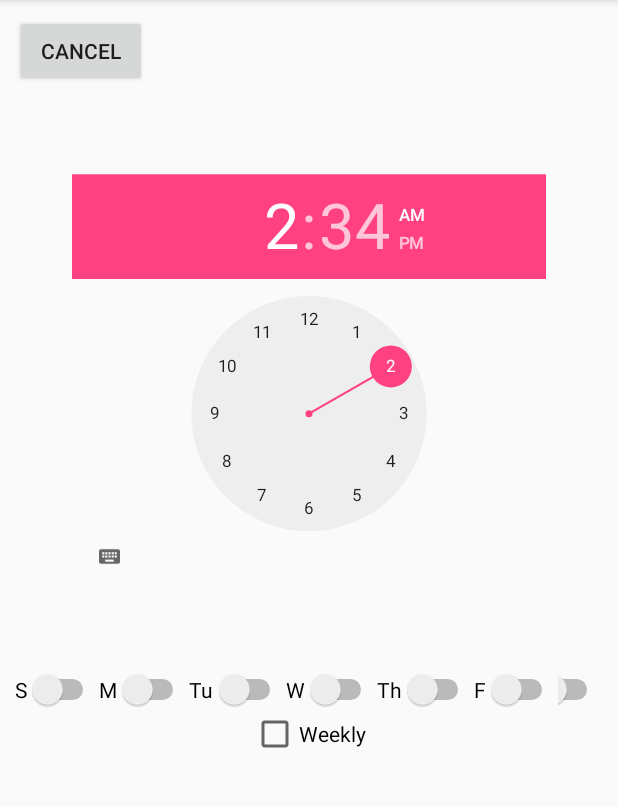
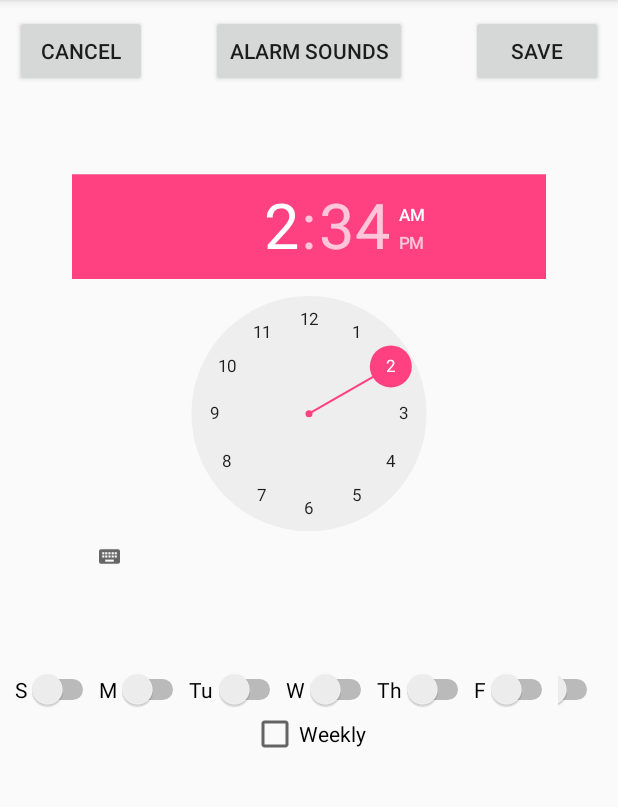
Before and after one commit to gra-ce/AlarmClock, an Android app: the screen it shows after launch (MainActivity), on a phone screen of 412 x 824 dp, the part 84-891 px from its top. Run offline under Robolectric (Android 15) with nearby library versions, the phone set to English and light mode, and no system bars.

Commit message:
Revised as of October 25

```diff
--- a/app/src/main/java/com/example/macbookuser/alarmclock/MainActivity.java
+++ b/app/src/main/java/com/example/macbookuser/alarmclock/MainActivity.java
@@ -11,6 +11,9 @@ import android.widget.Button;
 import android.widget.CheckBox;
 import android.widget.Switch;
 import android.widget.TimePicker;
+import android.widget.Toast;
+
+import java.util.Calendar;
 
 
 public class MainActivity extends AppCompatActivity {
@@ -28,11 +31,22 @@ public class MainActivity extends AppCompatActivity {
     private Switch switch_sat;
     private CheckBox checkBox_weekly;
     private Button button_cancel;
+    private Button button_save;
+    private Button button_alarmSounds;
     private int hours;
     private int minutes;
+    private int alarmTime;
+    private int hoursNow;
+    private int minutesNow;
+    private int timeNow;
     private long timeLeft;
+    private int songNumber;
     public static final String HOURS_NAME =" ";
     public static final String MINUTES_NAME =" ";
+    public static final String ALARM_CHOICE = "";
+    public static final int REQUEST_SONG=0;
+    private int alarmNumber;
+
 
     private boolean[] day_of_week;
 
@@ -68,12 +82,58 @@ public class MainActivity extends AppCompatActivity {
                 switch_sat.isChecked()
         };
 
+        Calendar c = Calendar.getInstance();
+        int minutesNow = c.get(Calendar.MINUTE);
+        int hoursNow = c.get(Calendar.HOUR);
         setTime();
-        AlarmManager alarm = (AlarmManager)(this.getSystemService(Context.ALARM_SERVICE));
-        Intent alarmPage = new Intent(MainActivity.this, AlarmPage.class);
-        alarm.setExact(AlarmManager.ELAPSED_REALTIME_WAKEUP,timeLeft, PendingIntent.getBroadcast(this,123,alarmPage,PendingIntent.FLAG_UPDATE_CURRENT));
-        alarmPage.putExtra(HOURS_NAME, hours);
-        alarmPage.putExtra(MINUTES_NAME, minutes);
+
+
+        button_save.setOnClickListener(new View.OnClickListener(){
+            @Override
+            public void onClick(View view){
+                //Context context = MainActivity.this;
+               //PendingIntent.FLAG_UPDATE_CURRENT
+               //Intent alarmPage = new Intent(MainActivity.this, AlarmPage.class);
+                AlarmManager alarm = (AlarmManager)(MainActivity.this.getSystemService(Context.ALARM_SERVICE));
+                Intent intent = new Intent(MainActivity.this, myReceiver.class);
+                intent.putExtra(HOURS_NAME, hours);
+            intent.putExtra(MINUTES_NAME, minutes);
+                PendingIntent pendingIntent = PendingIntent.getBroadcast(MainActivity.this, 123, intent,PendingIntent.FLAG_UPDATE_CURRENT);
+                //alarm.setExact(AlarmManager.RTC_WAKEUP,timeLeft, PendingIntent.getBroadcast(MainActivity.this,123,alarmPage,PendingIntent.FLAG_UPDATE_CURRENT));
+                alarm.setExact(AlarmManager.RTC_WAKEUP,timeLeft, pendingIntent);
+
+                Toast.makeText(MainActivity.this, "Your alarm has been saved", Toast.LENGTH_SHORT).show();
+
+                /**
+                 * public class AlarmReceiver extends BroadcastReceiver {
+                 public void onReceive(Context context, Intent intent){
+                 Toast.makeText(context, "Recieved!!", Toast.LENGTH_LONG).show();
+
+                 Activity act = new Activity();
+                 act.startActivity(intent);
+                 }
+                 }
+                 **/
+
+
+            }
+                                       }
+        );
+
+        button_alarmSounds.setOnClickListener(new View.OnClickListener(){
+                                                  @Override
+                                                  public void onClick(View view) {
+                                                      Intent alarmSounds = new Intent(MainActivity.this, AlarmSounds.class);
+
+                                                      alarmSounds.putExtra(ALARM_CHOICE, alarmNumber);
+                                                      startActivityForResult(alarmSounds, REQUEST_SONG);
+
+                                                  }
+                                              }
+        );
+
+
+
 
         button_cancel.setOnClickListener(new View.OnClickListener() {
             @Override
@@ -82,17 +142,27 @@ public class MainActivity extends AppCompatActivity {
                 Intent alarmPage = new Intent(MainActivity.this, AlarmPage.class);
                 PendingIntent pendingIntent = PendingIntent.getBroadcast(MainActivity.this, 123, alarmPage, PendingIntent.FLAG_UPDATE_CURRENT);
                 alarm.cancel(pendingIntent);
+                Toast.makeText(MainActivity.this, "Your alarm has been cancelled", Toast.LENGTH_SHORT).show();
             }
             }
         );
     }
 
+@Override
+    protected void onActivityResult(int requestCode, int resultCode, Intent data){
+    if (resultCode== RESULT_OK && requestCode == REQUEST_SONG){
+        songNumber = data.getIntExtra(ALARM_CHOICE, 1);
+    }
+}
+
     private void setTime() {
-        hours = 1;
-        minutes = 10;
-        //hours = timePicker.getHour();
-        //minutes = timePicker.getMinute();
-        timeLeft = (long)(hours*3600000 + minutes*60000);
+       // hours = timePicker.getHour();
+       // minutes = timePicker.getMinute();
+       // alarmTime = (hours*3600000 + minutes*60000);
+       // timeNow = (hoursNow*3600000 + minutesNow*60000);
+       // timeLeft = (long)(alarmTime - timeNow);
+        timeLeft= (long)(10000);
+
     }
 
     private void wireWidgets() {
@@ -106,6 +176,8 @@ public class MainActivity extends AppCompatActivity {
         switch_sat = (Switch)(findViewById(R.id.switch_sat));
         checkBox_weekly = (CheckBox)(findViewById(R.id.checkBox_weekly));
         button_cancel = (Button)(findViewById(R.id.button_cancel));
+        button_save = (Button) (findViewById(R.id.button_save));
+        button_alarmSounds = (Button)(findViewById(R.id.button_alarmSounds));
 
     }
 
--- a/app/src/main/res/layout/activity_main.xml
+++ b/app/src/main/res/layout/activity_main.xml
@@ -10,12 +10,37 @@
     android:paddingTop="@dimen/activity_vertical_margin"
     tools:context="com.example.macbookuser.alarmclock.MainActivity">
 
+    <FrameLayout
+        android:layout_width="match_parent"
+        android:layout_height="wrap_content"
+        android:orientation="horizontal">
 
-    <Button
-        android:layout_width="wrap_content"
-        android:layout_height="wrap_content"
-        android:text="@string/cancel"
-        android:id="@+id/button_cancel" />
+        <Button
+            android:layout_width="wrap_content"
+            android:layout_height="wrap_content"
+            android:text="@string/save"
+            android:id="@+id/button_save"
+            android:layout_gravity="right"
+            android:drawablePadding="4dp"
+            />
+
+        <Button
+            android:layout_width="wrap_content"
+            android:layout_height="wrap_content"
+            android:text="@string/cancel"
+            android:id="@+id/button_cancel"
+            android:layout_gravity="left"
+            android:drawablePadding="4dp"/>
+
+        <Button
+            android:layout_width="wrap_content"
+            android:layout_height="wrap_content"
+            android:text="@string/alarm_sounds"
+            android:id="@+id/button_alarmSounds"
+            android:layout_gravity="center" />
+    </FrameLayout>
+
+
 
     <TimePicker
         android:layout_width="wrap_content"
--- a/app/src/main/res/values/strings.xml
+++ b/app/src/main/res/values/strings.xml
@@ -10,6 +10,10 @@
     <string name="weekly">Weekly</string>
     <string name="time">time</string>
     <string name="cancel">Cancel</string>
+    <string name="save">Save</string>
+    <string name="alarm_sounds">Alarm Sounds</string>
+    <string name="minion">Minion</string>
+    <string name="circle_of_life">Circle of Life</string>
 
 
 </resources>
```
Also changed, not shown: app/src/main/AndroidManifest.xml (+6 -1 lines), app/src/main/java/com/example/macbookuser/alarmclock/AlarmSounds.java (added, +72 -0 lines), app/src/main/java/com/example/macbookuser/alarmclock/myReceiver.java (added, +26 -0 lines), app/src/main/res/layout/alarmsounds.xml (added, +20 -0 lines), 2 other files.
